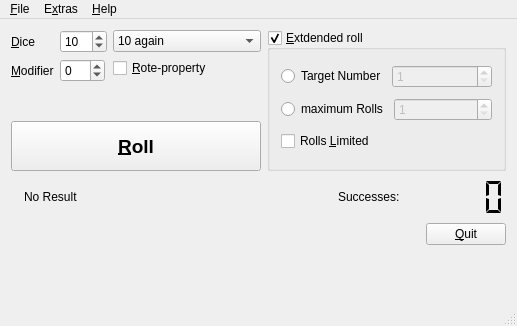
Kamduis/DiceRoller-WoD, file MainWindow.ui: the form before one commit.
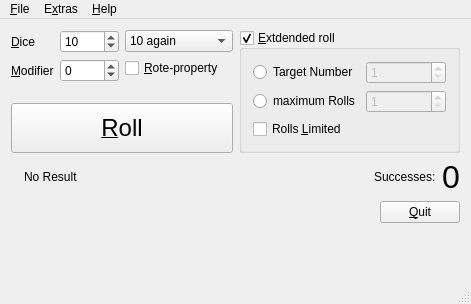
The form after the commit. Icons and pictures are not drawn.

```diff
--- a/MainWindow.ui
+++ b/MainWindow.ui
@@ -6,8 +6,8 @@
    <rect>
     <x>0</x>
     <y>0</y>
-    <width>517</width>
-    <height>326</height>
+    <width>471</width>
+    <height>274</height>
    </rect>
   </property>
   <property name="sizePolicy">
@@ -29,10 +29,7 @@
          <layout class="QHBoxLayout" name="horizontalLayout_2">
           <item>
            <layout class="QFormLayout" name="formLayout">
-            <property name="fieldGrowthPolicy">
-             <enum>QFormLayout::ExpandingFieldsGrow</enum>
-            </property>
-            <item row="1" column="0">
+            <item row="0" column="0">
              <widget class="QLabel" name="label_diceNumber">
               <property name="text">
                <string>&amp;Dice</string>
@@ -42,7 +39,7 @@
               </property>
              </widget>
             </item>
-            <item row="1" column="1">
+            <item row="0" column="1">
              <widget class="QSpinBox" name="spinBox_pool">
               <property name="toolTip">
                <string>The number of dice for this pool without any Modifiers.</string>
@@ -58,7 +55,7 @@
               </property>
              </widget>
             </item>
-            <item row="2" column="0">
+            <item row="1" column="0">
              <widget class="QLabel" name="label">
               <property name="text">
                <string>&amp;Modifier</string>
@@ -68,7 +65,7 @@
               </property>
              </widget>
             </item>
-            <item row="2" column="1">
+            <item row="1" column="1">
              <widget class="QSpinBox" name="spinBox_modifier">
               <property name="toolTip">
                <string>The Modifiers for this roll.</string>
@@ -109,7 +106,7 @@
               </item>
               <item>
                <property name="text">
-                <string>no reroll &amp; subtract 1s</string>
+                <string>subtract 1s</string>
                </property>
               </item>
              </widget>
@@ -131,8 +128,8 @@
               </property>
               <property name="sizeHint" stdset="0">
                <size>
-                <width>20</width>
-                <height>40</height>
+                <width>0</width>
+                <height>0</height>
                </size>
               </property>
              </spacer>
@@ -141,6 +138,19 @@
           </item>
          </layout>
         </item>
+        <item>
+         <spacer name="verticalSpacer_3">
+          <property name="orientation">
+           <enum>Qt::Vertical</enum>
+          </property>
+          <property name="sizeHint" stdset="0">
+           <size>
+            <width>0</width>
+            <height>0</height>
+           </size>
+          </property>
+         </spacer>
+        </item>
         <item>
          <widget class="QPushButton" name="pushButton_roll">
           <property name="minimumSize">
@@ -151,9 +161,7 @@
           </property>
           <property name="font">
            <font>
-            <pointsize>14</pointsize>
-            <weight>75</weight>
-            <bold>true</bold>
+            <pointsize>18</pointsize>
            </font>
           </property>
           <property name="toolTip">
@@ -168,9 +176,6 @@
             <height>32</height>
            </size>
           </property>
-          <property name="shortcut">
-           <string>Ctrl+R</string>
-          </property>
          </widget>
         </item>
        </layout>
@@ -188,15 +193,8 @@
         </property>
         <layout class="QVBoxLayout" name="verticalLayout_3">
          <item>
-          <layout class="QHBoxLayout" name="horizontalLayout_6">
-           <item>
-            <widget class="QRadioButton" name="radioButton_target">
-             <property name="text">
-              <string>Target Number</string>
-             </property>
-            </widget>
-           </item>
-           <item>
+          <layout class="QGridLayout" name="gridLayout">
+           <item row="0" column="1">
             <widget class="QSpinBox" name="spinBox_target">
              <property name="enabled">
               <bool>false</bool>
@@ -212,18 +210,14 @@
              </property>
             </widget>
            </item>
-          </layout>
-         </item>
-         <item>
-          <layout class="QHBoxLayout" name="horizontalLayout_5">
-           <item>
+           <item row="1" column="0">
             <widget class="QRadioButton" name="radioButton_maxRolls">
              <property name="text">
               <string>maximum Rolls</string>
              </property>
             </widget>
            </item>
-           <item>
+           <item row="1" column="1">
             <widget class="QSpinBox" name="spinBox_maxRolls">
              <property name="enabled">
               <bool>false</bool>
@@ -239,8 +233,28 @@
              </property>
             </widget>
            </item>
+           <item row="0" column="0">
+            <widget class="QRadioButton" name="radioButton_target">
+             <property name="text">
+              <string>Target Number</string>
+             </property>
+            </widget>
+           </item>
           </layout>
          </item>
+         <item>
+          <spacer name="verticalSpacer_2">
+           <property name="orientation">
+            <enum>Qt::Vertical</enum>
+           </property>
+           <property name="sizeHint" stdset="0">
+            <size>
+             <width>0</width>
+             <height>0</height>
+            </size>
+           </property>
+          </spacer>
+         </item>
          <item>
           <widget class="QCheckBox" name="checkBox_rollsLimited">
            <property name="toolTip">
@@ -296,18 +310,14 @@
        </widget>
       </item>
       <item>
-       <widget class="QLCDNumber" name="lcdNumber_successes">
-        <property name="minimumSize">
-         <size>
-          <width>100</width>
-          <height>40</height>
-         </size>
+       <widget class="QLabel" name="label_successesNumber">
+        <property name="font">
+         <font>
+          <pointsize>24</pointsize>
+         </font>
         </property>
-        <property name="frameShape">
-         <enum>QFrame::NoFrame</enum>
-        </property>
-        <property name="segmentStyle">
-         <enum>QLCDNumber::Flat</enum>
+        <property name="text">
+         <string>0</string>
         </property>
        </widget>
       </item>
@@ -383,8 +393,8 @@
     <rect>
      <x>0</x>
      <y>0</y>
-     <width>517</width>
-     <height>23</height>
+     <width>471</width>
+     <height>21</height>
     </rect>
    </property>
    <widget class="QMenu" name="menu_File">
@@ -397,8 +407,8 @@
     <property name="title">
      <string>&amp;Help</string>
     </property>
-    <addaction name="action_aboutQt"/>
     <addaction name="action_about"/>
+    <addaction name="action_aboutQt"/>
    </widget>
    <widget class="QMenu" name="menuExtras">
     <property name="title">
```
Left out of the diff: 1 changed line with no effect on the pictures.
